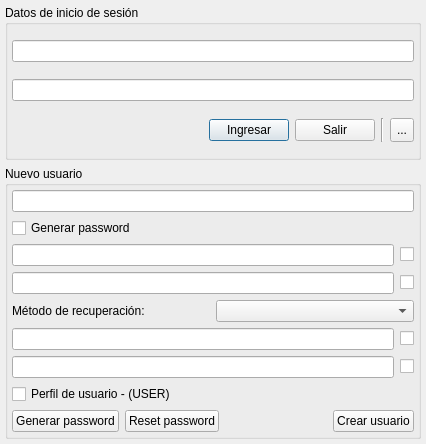
lincolningaroca/SWUrlManager, file dialogs/logindialog.ui: the form before one commit.
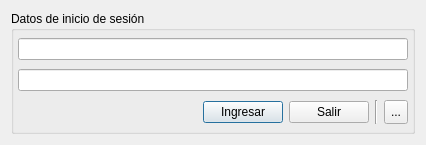
The form after the commit. Icons and pictures are not drawn.

Commit message: refactor(ui): extract user creation logic into reusable CreateUserWidget

Diff of the .ui file:
```diff
--- a/dialogs/logindialog.ui
+++ b/dialogs/logindialog.ui
@@ -7,29 +7,14 @@
     <x>0</x>
     <y>0</y>
     <width>426</width>
-    <height>444</height>
+    <height>145</height>
    </rect>
   </property>
   <property name="windowTitle">
    <string>Dialog</string>
   </property>
-  <layout class="QGridLayout" name="gridLayout">
-   <property name="leftMargin">
-    <number>5</number>
-   </property>
-   <property name="topMargin">
-    <number>5</number>
-   </property>
-   <property name="rightMargin">
-    <number>5</number>
-   </property>
-   <property name="bottomMargin">
-    <number>5</number>
-   </property>
-   <property name="horizontalSpacing">
-    <number>5</number>
-   </property>
-   <item row="0" column="0">
+  <layout class="QVBoxLayout" name="verticalLayout_2">
+   <item>
     <widget class="QGroupBox" name="groupBox">
      <property name="title">
       <string>Datos de inicio de sesión</string>
@@ -110,221 +95,8 @@
      </layout>
     </widget>
    </item>
-   <item row="1" column="0">
-    <widget class="QWidget" name="widget" native="true">
-     <layout class="QVBoxLayout" name="verticalLayout_4">
-      <property name="spacing">
-       <number>0</number>
-      </property>
-      <property name="leftMargin">
-       <number>0</number>
-      </property>
-      <property name="topMargin">
-       <number>0</number>
-      </property>
-      <property name="rightMargin">
-       <number>0</number>
-      </property>
-      <property name="bottomMargin">
-       <number>0</number>
-      </property>
-      <item>
-       <widget class="QGroupBox" name="groupBox_2">
-        <property name="title">
-         <string>Nuevo usuario</string>
-        </property>
-        <layout class="QVBoxLayout" name="verticalLayout_2">
-         <property name="leftMargin">
-          <number>4</number>
-         </property>
-         <property name="topMargin">
-          <number>4</number>
-         </property>
-         <property name="rightMargin">
-          <number>4</number>
-         </property>
-         <property name="bottomMargin">
-          <number>4</number>
-         </property>
-         <item>
-          <widget class="QLineEdit" name="txtNewUser"/>
-         </item>
-         <item>
-          <widget class="QCheckBox" name="chkGenPassword">
-           <property name="text">
-            <string>Generar password</string>
-           </property>
-          </widget>
-         </item>
-         <item>
-          <layout class="QHBoxLayout" name="horizontalLayout_8">
-           <item>
-            <widget class="QLineEdit" name="txtNewPassword"/>
-           </item>
-           <item>
-            <widget class="QCheckBox" name="checkBox_2">
-             <property name="toolTip">
-              <string>Mostrar los caracteres</string>
-             </property>
-             <property name="text">
-              <string/>
-             </property>
-             <property name="icon">
-              <iconset resource="rsc.qrc">
-               <normaloff>:/img/close.png</normaloff>:/img/close.png</iconset>
-             </property>
-            </widget>
-           </item>
-          </layout>
-         </item>
-         <item>
-          <layout class="QHBoxLayout" name="horizontalLayout_7">
-           <item>
-            <widget class="QLineEdit" name="txtRePassword">
-             <property name="placeholderText">
-              <string/>
-             </property>
-            </widget>
-           </item>
-           <item>
-            <widget class="QCheckBox" name="checkBox_3">
-             <property name="toolTip">
-              <string>Mostrar los caracteres</string>
-             </property>
-             <property name="text">
-              <string/>
-             </property>
-             <property name="icon">
-              <iconset resource="rsc.qrc">
-               <normaloff>:/img/close.png</normaloff>:/img/close.png</iconset>
-             </property>
-            </widget>
-           </item>
-          </layout>
-         </item>
-         <item>
-          <layout class="QHBoxLayout" name="horizontalLayout_3">
-           <item>
-            <widget class="QLabel" name="label">
-             <property name="text">
-              <string>Método de recuperación:</string>
-             </property>
-            </widget>
-           </item>
-           <item>
-            <widget class="QComboBox" name="cboRestoreType"/>
-           </item>
-          </layout>
-         </item>
-         <item>
-          <layout class="QHBoxLayout" name="horizontalLayout_6">
-           <item>
-            <widget class="QLineEdit" name="txtfirstValue"/>
-           </item>
-           <item>
-            <widget class="QCheckBox" name="checkBox_4">
-             <property name="toolTip">
-              <string>Mostrar los caracteres</string>
-             </property>
-             <property name="text">
-              <string/>
-             </property>
-             <property name="icon">
-              <iconset resource="rsc.qrc">
-               <normaloff>:/img/close.png</normaloff>:/img/close.png</iconset>
-             </property>
-            </widget>
-           </item>
-          </layout>
-         </item>
-         <item>
-          <layout class="QHBoxLayout" name="horizontalLayout_5">
-           <item>
-            <widget class="QLineEdit" name="txtConfirmValue"/>
-           </item>
-           <item>
-            <widget class="QCheckBox" name="checkBox_5">
-             <property name="toolTip">
-              <string>Mostrar los caracteres</string>
-             </property>
-             <property name="text">
-              <string/>
-             </property>
-             <property name="icon">
-              <iconset resource="rsc.qrc">
-               <normaloff>:/img/close.png</normaloff>:/img/close.png</iconset>
-             </property>
-            </widget>
-           </item>
-          </layout>
-         </item>
-         <item>
-          <layout class="QHBoxLayout" name="horizontalLayout_4">
-           <item>
-            <widget class="QCheckBox" name="checkBox">
-             <property name="layoutDirection">
-              <enum>Qt::LeftToRight</enum>
-             </property>
-             <property name="text">
-              <string>Perfil de usuario - (USER)</string>
-             </property>
-            </widget>
-           </item>
-          </layout>
-         </item>
-         <item>
-          <layout class="QVBoxLayout" name="verticalLayout">
-           <item>
-            <layout class="QHBoxLayout" name="horizontalLayout_2">
-             <item>
-              <widget class="QPushButton" name="btnGenPassword">
-               <property name="text">
-                <string>Generar password</string>
-               </property>
-              </widget>
-             </item>
-             <item>
-              <widget class="QPushButton" name="btnResetPassword">
-               <property name="toolTip">
-                <string>(Ctrl +Shift + P)</string>
-               </property>
-               <property name="text">
-                <string>Reset password</string>
-               </property>
-               <property name="shortcut">
-                <string>Ctrl+Shift+P</string>
-               </property>
-              </widget>
-             </item>
-             <item>
-              <spacer name="horizontalSpacer_2">
-               <property name="orientation">
-                <enum>Qt::Horizontal</enum>
-               </property>
-               <property name="sizeHint" stdset="0">
-                <size>
-                 <width>40</width>
-                 <height>20</height>
-                </size>
-               </property>
-              </spacer>
-             </item>
-             <item>
-              <widget class="QPushButton" name="btnCreateUser">
-               <property name="text">
-                <string>Crear usuario</string>
-               </property>
-              </widget>
-             </item>
-            </layout>
-           </item>
-          </layout>
-         </item>
-        </layout>
-       </widget>
-      </item>
-     </layout>
-    </widget>
+   <item>
+    <layout class="QVBoxLayout" name="creatUserLayout"/>
    </item>
   </layout>
  </widget>
```
Left out of the diff: 8 changed lines with no effect on the pictures. The commit also changes 15 other files.
